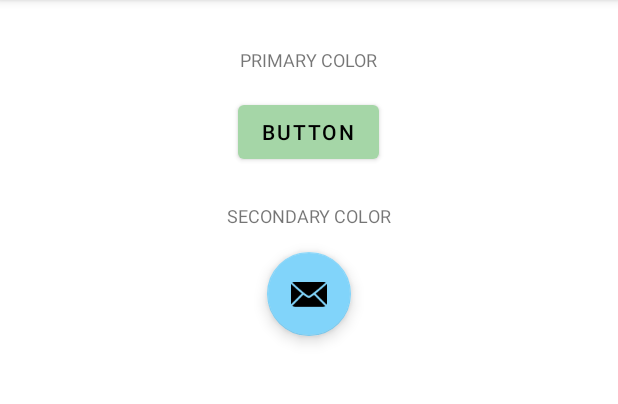
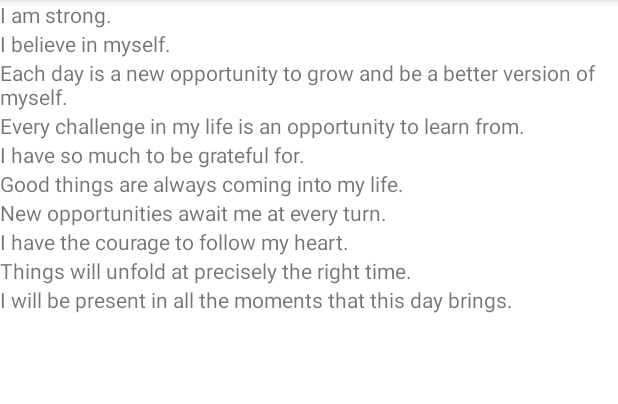
Before and after one commit to darshangaikwad/learnings, an Android app: the screen it shows after launch (MainActivity), on a phone screen of 412 x 824 dp, the part 84-488 px from its top. Run offline under Robolectric (Android 15) with nearby library versions, the phone set to English and light mode, and no system bars.

Commit message:
Recycle view example

```diff
--- a/app/src/main/java/com/darshangaikwad/mylearning/MainActivity.kt
+++ b/app/src/main/java/com/darshangaikwad/mylearning/MainActivity.kt
@@ -1,8 +1,10 @@
 package com.darshangaikwad.mylearning
 
 import android.os.Bundle
-import android.os.PersistableBundle
 import androidx.appcompat.app.AppCompatActivity
+import androidx.recyclerview.widget.RecyclerView
+import com.darshangaikwad.mylearning.adapter.ItemAdapter
+import com.darshangaikwad.mylearning.data.Datasource
 
 /**
  * Created by Darshan Gaikwad on 17,May,2021
@@ -12,6 +14,10 @@ class MainActivity : AppCompatActivity() {
     override fun onCreate(savedInstanceState: Bundle?) {
         super.onCreate(savedInstanceState)
         setContentView(R.layout.activity_main)
+        val myDataSet = Datasource().loadAffirmation()
+        val recyclerView = findViewById<RecyclerView>(R.id.recycle_view)
+        recyclerView.adapter = ItemAdapter(this, myDataSet)
+        recyclerView.setHasFixedSize(true)
     }
 
 }
--- /dev/null
+++ b/app/src/main/java/com/darshangaikwad/mylearning/adapter/ItemAdapter.kt
@@ -0,0 +1,34 @@
+package com.darshangaikwad.mylearning.adapter
+
+import android.content.Context
+import android.view.LayoutInflater
+import android.view.View
+import android.view.ViewGroup
+import android.widget.TextView
+import androidx.recyclerview.widget.RecyclerView
+import com.darshangaikwad.mylearning.R
+import com.darshangaikwad.mylearning.model.Affirmation
+
+/**
+ * Created by Darshan Gaikwad on 24,May,2021
+ */
+class ItemAdapter(private val context: Context, private val dataSet: List<Affirmation>) :
+    RecyclerView.Adapter<ItemAdapter.ItemViewHolder>() {
+
+    class ItemViewHolder(private val view: View) : RecyclerView.ViewHolder(view) {
+        val textView: TextView = view.findViewById(R.id.item_title)
+    }
+
+    override fun onCreateViewHolder(parent: ViewGroup, viewType: Int): ItemViewHolder {
+        val adapterLayout =
+            LayoutInflater.from(parent.context).inflate(R.layout.list_item, parent, false)
+        return ItemViewHolder(adapterLayout)
+    }
+
+    override fun onBindViewHolder(holder: ItemViewHolder, position: Int) {
+        val item = dataSet[position]
+        holder.textView.text = context.resources.getString(item.stringResourceId)
+    }
+
+    override fun getItemCount() = dataSet.size
+}
--- /dev/null
+++ b/app/src/main/java/com/darshangaikwad/mylearning/data/Datasource.kt
@@ -0,0 +1,24 @@
+package com.darshangaikwad.mylearning.data
+
+import com.darshangaikwad.mylearning.R
+import com.darshangaikwad.mylearning.model.Affirmation
+
+/**
+ * Created by Darshan Gaikwad on 24,May,2021
+ */
+class Datasource {
+    fun loadAffirmation(): List<Affirmation> {
+        return listOf<Affirmation>(
+            Affirmation(R.string.affirmation1),
+            Affirmation(R.string.affirmation2),
+            Affirmation(R.string.affirmation3),
+            Affirmation(R.string.affirmation4),
+            Affirmation(R.string.affirmation5),
+            Affirmation(R.string.affirmation6),
+            Affirmation(R.string.affirmation7),
+            Affirmation(R.string.affirmation8),
+            Affirmation(R.string.affirmation9),
+            Affirmation(R.string.affirmation10)
+        )
+    }
+}
--- /dev/null
+++ b/app/src/main/java/com/darshangaikwad/mylearning/model/Affirmation.kt
@@ -0,0 +1,6 @@
+package com.darshangaikwad.mylearning.model
+
+/**
+ * Created by Darshan Gaikwad on 24,May,2021
+ */
+data class Affirmation(val stringResourceId : Int)
--- a/app/src/main/res/layout/activity_main.xml
+++ b/app/src/main/res/layout/activity_main.xml
@@ -1,43 +1,15 @@
 <?xml version="1.0" encoding="utf-8"?>
-<LinearLayout xmlns:android="http://schemas.android.com/apk/res/android"
+<FrameLayout xmlns:android="http://schemas.android.com/apk/res/android"
     xmlns:app="http://schemas.android.com/apk/res-auto"
     xmlns:tools="http://schemas.android.com/tools"
     android:layout_width="match_parent"
     android:layout_height="match_parent"
-    android:layout_margin="16dp"
-    android:orientation="vertical"
     tools:context=".MainActivity">
 
-    <TextView
-        android:layout_width="wrap_content"
-        android:layout_height="48dp"
-        android:layout_gravity="center_horizontal"
-        android:gravity="center_vertical"
-        android:text="@string/primary_color"
-        android:textAllCaps="true"
-        android:textSize="12sp" />
-
-    <Button
-        android:layout_width="wrap_content"
-        android:layout_height="wrap_content"
-        android:layout_gravity="center_horizontal"
-        android:text="@string/button" />
-
-    <TextView
-        android:layout_width="wrap_content"
-        android:layout_height="48dp"
-        android:layout_gravity="center_horizontal"
-        android:layout_marginTop="8dp"
-        android:gravity="center_vertical"
-        android:text="@string/secondary_color"
-        android:textAllCaps="true"
-        android:textSize="12sp" />
-
-    <com.google.android.material.floatingactionbutton.FloatingActionButton
-        android:layout_width="wrap_content"
-        android:layout_height="wrap_content"
-        android:layout_gravity="center_horizontal"
-        android:contentDescription="@string/email_icon"
-        app:srcCompat="@android:drawable/ic_dialog_email" />
-
-</LinearLayout>
+    <androidx.recyclerview.widget.RecyclerView
+        android:id="@+id/recycle_view"
+        android:layout_width="match_parent"
+        android:layout_height="match_parent"
+        android:scrollbars="vertical"
+        app:layoutManager="androidx.recyclerview.widget.LinearLayoutManager" />
+</FrameLayout>
--- /dev/null
+++ b/app/src/main/res/layout/list_item.xml
@@ -0,0 +1,7 @@
+<?xml version="1.0" encoding="utf-8"?>
+<TextView xmlns:android="http://schemas.android.com/apk/res/android"
+    android:id="@+id/item_title"
+    android:layout_width="wrap_content"
+    android:layout_height="wrap_content">
+
+</TextView>
--- a/app/src/main/res/values/strings.xml
+++ b/app/src/main/res/values/strings.xml
@@ -4,5 +4,15 @@
     <string name="button">Button</string>
     <string name="secondary_color">Secondary color</string>
     <string name="email_icon">email icon</string>
+    <string name="affirmation1">I am strong.</string>
+    <string name="affirmation2">I believe in myself.</string>
+    <string name="affirmation3">Each day is a new opportunity to grow and be a better version of myself.</string>
+    <string name="affirmation4">Every challenge in my life is an opportunity to learn from.</string>
+    <string name="affirmation5">I have so much to be grateful for.</string>
+    <string name="affirmation6">Good things are always coming into my life.</string>
+    <string name="affirmation7">New opportunities await me at every turn.</string>
+    <string name="affirmation8">I have the courage to follow my heart.</string>
+    <string name="affirmation9">Things will unfold at precisely the right time.</string>
+    <string name="affirmation10">I will be present in all the moments that this day brings.</string>
 
 </resources>
```
